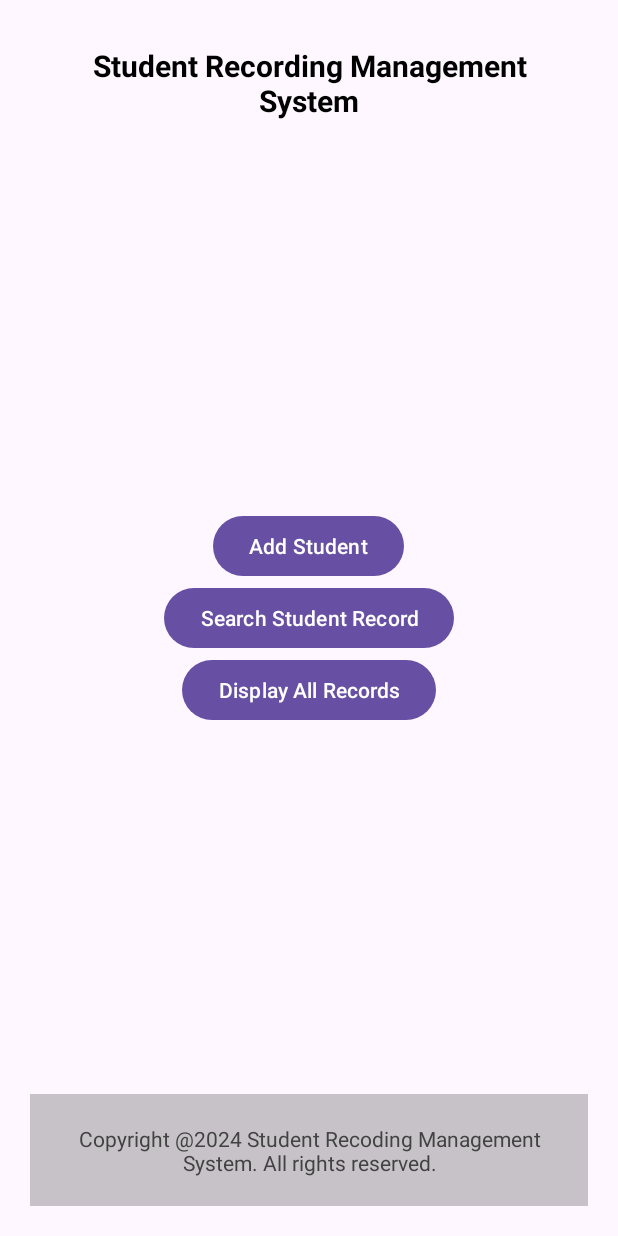
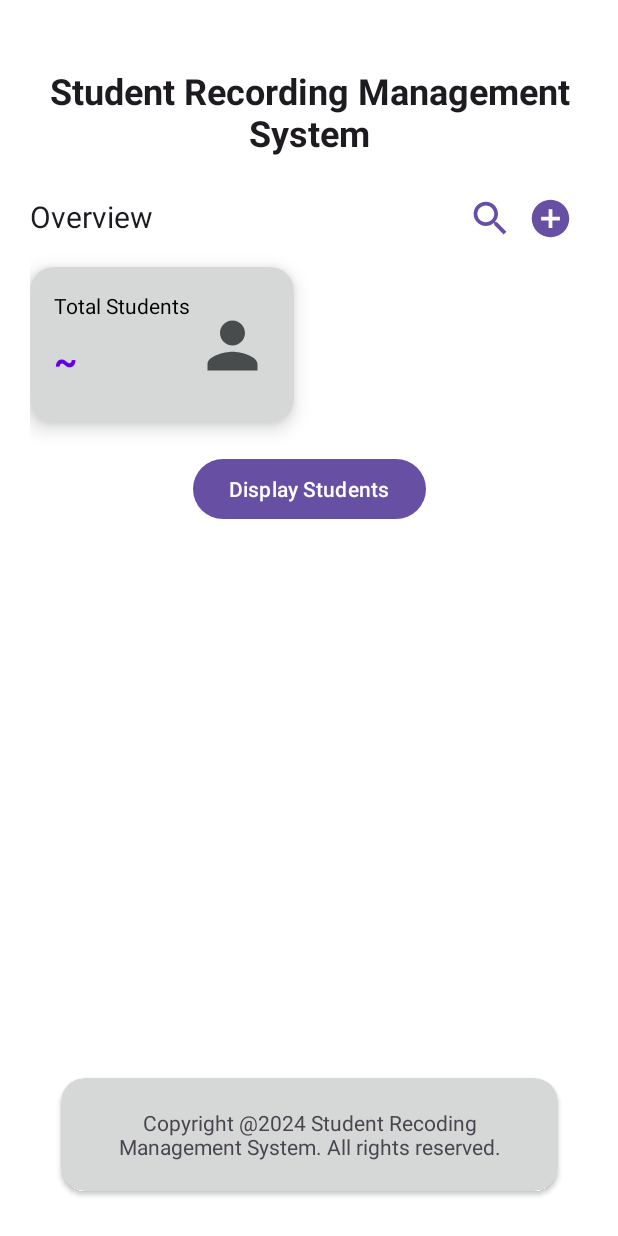
Before and after one commit to bruhhhyannnn/Student-Recording-Management, an Android app: the screen it shows after launch (MainActivity), on a phone screen of 412 x 824 dp. Run offline under Robolectric (Android 15) with nearby library versions, the phone set to English and light mode, and no system bars; our stand-ins replace Firebase (no records; nobody signed in at launch, a user with empty details on screens opened directly).

Commit message:
updated UI - finished app version 1.0.1

```diff
--- /dev/null
+++ b/app/src/main/res/drawable/icon_add.xml
@@ -0,0 +1,5 @@
+<vector xmlns:android="http://schemas.android.com/apk/res/android" android:height="24dp" android:tint="#494C4D" android:viewportHeight="24" android:viewportWidth="24" android:width="24dp">
+
+    <path android:fillColor="@android:color/white" android:pathData="M12,2C6.48,2 2,6.48 2,12s4.48,10 10,10 10,-4.48 10,-10S17.52,2 12,2zM17,13h-4v4h-2v-4L7,13v-2h4L11,7h2v4h4v2z"/>
+
+</vector>
--- /dev/null
+++ b/app/src/main/res/drawable/icon_profile.xml
@@ -0,0 +1,5 @@
+<vector xmlns:android="http://schemas.android.com/apk/res/android" android:height="24dp" android:tint="#494C4D" android:viewportHeight="24" android:viewportWidth="24" android:width="24dp">
+
+    <path android:fillColor="@android:color/white" android:pathData="M12,12c2.21,0 4,-1.79 4,-4s-1.79,-4 -4,-4 -4,1.79 -4,4 1.79,4 4,4zM12,14c-2.67,0 -8,1.34 -8,4v2h16v-2c0,-2.66 -5.33,-4 -8,-4z"/>
+
+</vector>
--- /dev/null
+++ b/app/src/main/res/drawable/icon_search.xml
@@ -0,0 +1,5 @@
+<vector xmlns:android="http://schemas.android.com/apk/res/android" android:height="24dp" android:tint="#494C4D" android:viewportHeight="24" android:viewportWidth="24" android:width="24dp">
+
+    <path android:fillColor="@android:color/white" android:pathData="M15.5,14h-0.79l-0.28,-0.27C15.41,12.59 16,11.11 16,9.5 16,5.91 13.09,3 9.5,3S3,5.91 3,9.5 5.91,16 9.5,16c1.61,0 3.09,-0.59 4.23,-1.57l0.27,0.28v0.79l5,4.99L20.49,19l-4.99,-5zM9.5,14C7.01,14 5,11.99 5,9.5S7.01,5 9.5,5 14,7.01 14,9.5 11.99,14 9.5,14z"/>
+
+</vector>
--- a/app/src/main/res/layout/activity_main.xml
+++ b/app/src/main/res/layout/activity_main.xml
@@ -5,60 +5,133 @@
     android:id="@+id/main"
     android:layout_width="match_parent"
     android:layout_height="match_parent"
+    android:background="@color/white"
+    android:padding="20dp"
     tools:context=".MainActivity">
 
     <TextView
-        android:layout_width="match_parent"
+        android:id="@+id/title"
+        android:layout_width="0dp"
         android:layout_height="wrap_content"
         android:gravity="center"
+        android:paddingTop="24dp"
+        android:paddingBottom="16dp"
         android:text="Student Recording Management System"
-        android:textColor="@color/black"
+        android:textColor="?android:attr/textColorPrimary"
+        android:textSize="24sp"
         android:textStyle="bold"
+        app:layout_constraintEnd_toEndOf="parent"
+        app:layout_constraintStart_toStartOf="parent"
+        app:layout_constraintTop_toTopOf="parent" />
+
+    <TextView
+        android:id="@+id/overview"
+        android:layout_width="wrap_content"
+        android:layout_height="wrap_content"
+        android:layout_marginTop="10dp"
+        android:text="Overview"
+        android:textColor="?android:attr/textColorPrimary"
         android:textSize="20sp"
-        android:padding="30dp"
-        app:layout_constraintTop_toTopOf="parent"/>
+        app:layout_constraintStart_toStartOf="parent"
+        app:layout_constraintTop_toBottomOf="@+id/title" />
 
-    <LinearLayout
-        android:layout_width="match_parent"
-        android:layout_height="match_parent"
-        android:gravity="center"
-        android:orientation="vertical">
+    <Button
+        android:id="@+id/search_button"
+        android:layout_width="30dp"
+        android:layout_height="30dp"
+        android:layout_margin="10dp"
+        android:background="@drawable/icon_search"
+        app:layout_constraintEnd_toStartOf="@+id/add_button"
+        app:layout_constraintTop_toBottomOf="@+id/title" />
 
     <Button
         android:id="@+id/add_button"
+        android:layout_width="30dp"
+        android:layout_height="30dp"
+        android:layout_margin="10dp"
+        android:background="@drawable/icon_add"
+        app:layout_constraintEnd_toEndOf="parent"
+        app:layout_constraintTop_toBottomOf="@+id/title" />
+
+    <androidx.cardview.widget.CardView
+        android:id="@+id/statistics"
         android:layout_width="wrap_content"
         android:layout_height="wrap_content"
-            android:text="Add Student"/>
-        <Button
-            android:id="@+id/search_button"
+        android:layout_marginTop="20dp"
+        app:cardCornerRadius="16dp"
+        app:cardElevation="8dp"
+        app:layout_constraintStart_toStartOf="parent"
+        app:layout_constraintTop_toBottomOf="@+id/overview">
+
+        <androidx.constraintlayout.widget.ConstraintLayout
+            android:layout_width="match_parent"
+            android:layout_height="wrap_content"
+            android:background="?android:attr/colorButtonNormal"
+            android:padding="16dp">
+
+            <TextView
+                android:id="@+id/total_students_label"
                 android:layout_width="wrap_content"
                 android:layout_height="wrap_content"
-            android:text="Search Student Record"/>
+                android:text="Total Students "
+                app:layout_constraintStart_toStartOf="parent"
+                app:layout_constraintTop_toTopOf="parent" />
+
+            <TextView
+                android:id="@+id/total_students"
+                android:layout_width="wrap_content"
+                android:layout_height="wrap_content"
+                android:paddingTop="10dp"
+                android:paddingBottom="10dp"
+                android:text="~"
+                android:textSize="24sp"
+                android:textStyle="bold"
+                android:textColor="@color/design_default_color_primary"
+                app:layout_constraintStart_toStartOf="parent"
+                app:layout_constraintTop_toBottomOf="@id/total_students_label" />
+
+            <ImageView
+                android:layout_width="50dp"
+                android:layout_height="50dp"
+                android:src="@drawable/icon_profile"
+                app:layout_constraintBottom_toBottomOf="parent"
+                app:layout_constraintStart_toEndOf="@id/total_students_label"
+                app:layout_constraintTop_toTopOf="parent" />
+
+        </androidx.constraintlayout.widget.ConstraintLayout>
+    </androidx.cardview.widget.CardView>
+
     <Button
         android:id="@+id/display_button"
         android:layout_width="wrap_content"
         android:layout_height="wrap_content"
-            android:text="Display All Records"/>
-    </LinearLayout>
+        android:layout_marginTop="20dp"
+        android:text="Display Students"
+        app:layout_constraintEnd_toEndOf="parent"
+        app:layout_constraintStart_toStartOf="parent"
+        app:layout_constraintTop_toBottomOf="@+id/statistics" />
 
     <!-- FOOTER -->
-    <RelativeLayout
-        android:layout_width="match_parent"
+    <androidx.cardview.widget.CardView
+        android:layout_width="wrap_content"
         android:layout_height="wrap_content"
+        android:layout_margin="10dp"
+        android:layout_marginStart="10dp"
+        android:backgroundTint="?android:attr/colorButtonNormal"
+        app:cardCornerRadius="16dp"
         app:layout_constraintBottom_toBottomOf="parent"
-        android:layout_marginBottom="20dp">
+        app:layout_constraintEnd_toEndOf="parent"
+        app:layout_constraintStart_toStartOf="parent">
 
         <TextView
             android:id="@+id/footer_layout"
-            android:layout_width="match_parent"
+            android:layout_width="331dp"
             android:layout_height="wrap_content"
-            android:layout_alignParentBottom="true"
-            android:layout_margin="20dp"
-            android:background="@color/cardview_shadow_start_color"
             android:padding="20dp"
             android:text="@string/copyright_text"
             android:textAlignment="center"
-            android:textColor="@color/cardview_dark_background" />
-    </RelativeLayout>
+            android:textColor="?android:attr/textColorSecondary" />
+
+    </androidx.cardview.widget.CardView>
 
 </androidx.constraintlayout.widget.ConstraintLayout>
```
Lines whose indentation alone changed are shown as unchanged.
